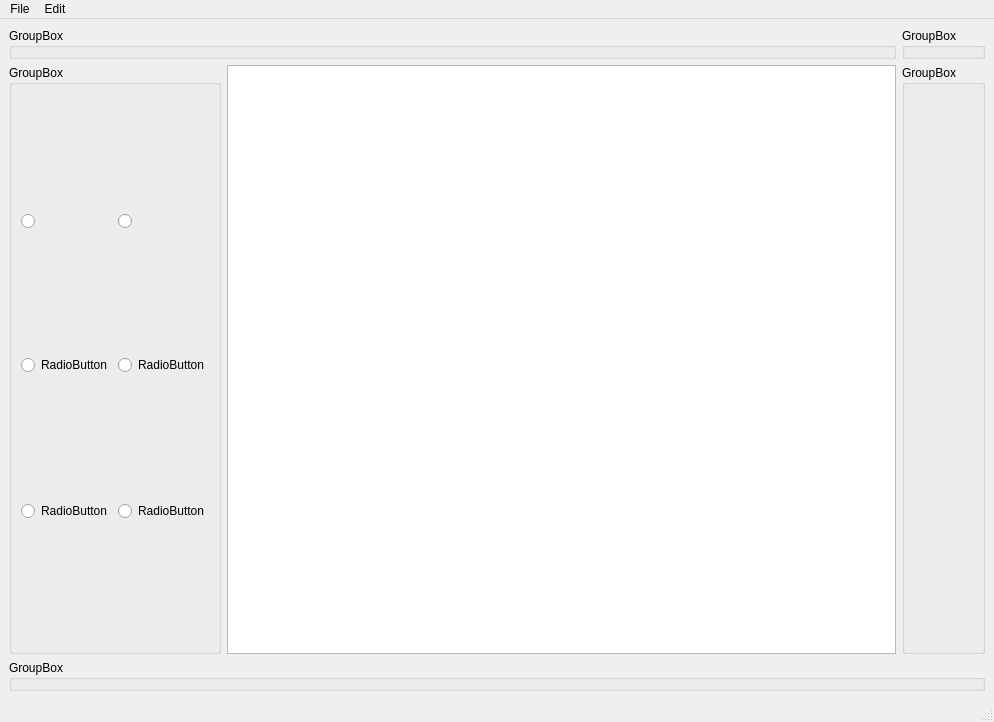
Before: the Qt Designer form gui/uis/MainWindow.ui in 209450/PixelArter, drawn with Qt 5.
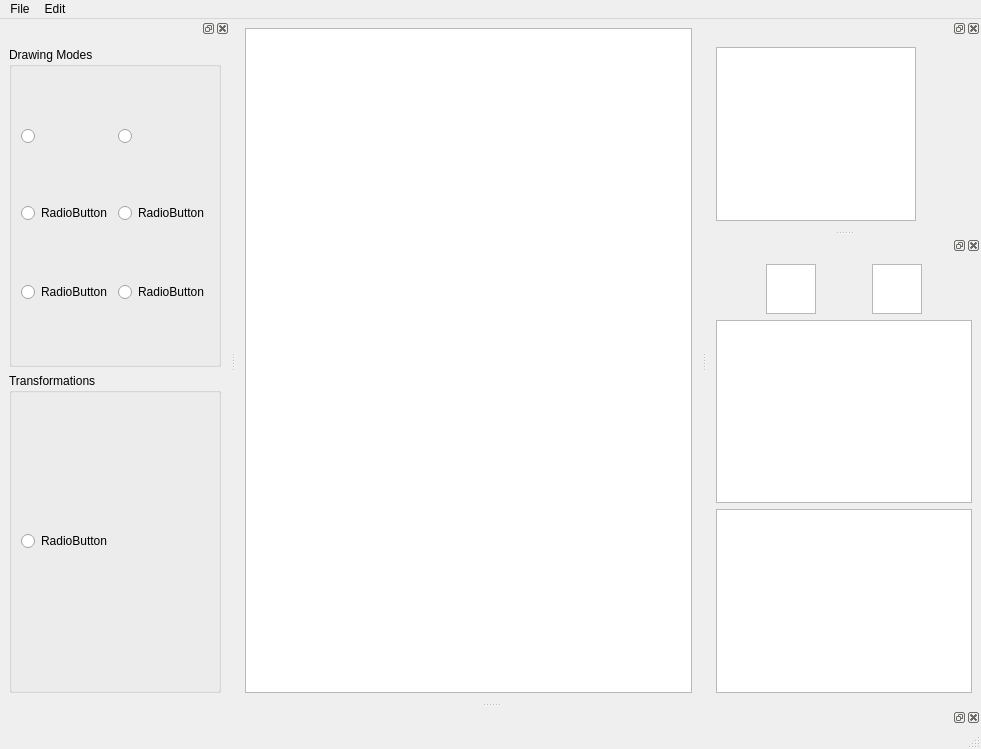
After: the same form once the commit is applied. Icons and pictures are not drawn.

Commit message: New Layout based on Dock Widget

```diff
--- a/gui/uis/MainWindow.ui
+++ b/gui/uis/MainWindow.ui
@@ -6,8 +6,8 @@
    <rect>
     <x>0</x>
     <y>0</y>
-    <width>994</width>
-    <height>722</height>
+    <width>981</width>
+    <height>749</height>
    </rect>
   </property>
   <property name="contextMenuPolicy">
@@ -23,121 +23,7 @@
    <layout class="QGridLayout" name="gridLayout_3">
     <item row="0" column="0">
      <layout class="QGridLayout" name="gridLayout">
-      <item row="2" column="0" colspan="3">
-       <widget class="QGroupBox" name="groupBox_5">
-        <property name="title">
-         <string>GroupBox</string>
-        </property>
-       </widget>
-      </item>
-      <item row="1" column="2">
-       <widget class="QGroupBox" name="groupBox_3">
-        <property name="enabled">
-         <bool>true</bool>
-        </property>
-        <property name="title">
-         <string>GroupBox</string>
-        </property>
-       </widget>
-      </item>
-      <item row="1" column="0">
-       <widget class="QGroupBox" name="groupBox">
-        <property name="title">
-         <string>GroupBox</string>
-        </property>
-        <layout class="QGridLayout" name="gridLayout_2">
-         <item row="0" column="1">
-          <widget class="QRadioButton" name="lineRadioButton">
-           <property name="layoutDirection">
-            <enum>Qt::LeftToRight</enum>
-           </property>
-           <property name="autoFillBackground">
-            <bool>false</bool>
-           </property>
-           <property name="text">
-            <string/>
-           </property>
-           <property name="icon">
-            <iconset>
-             <normaloff>../icons/line.png</normaloff>../icons/line.png</iconset>
-           </property>
-           <property name="iconSize">
-            <size>
-             <width>64</width>
-             <height>64</height>
-            </size>
-           </property>
-           <property name="shortcut">
-            <string/>
-           </property>
-          </widget>
-         </item>
-         <item row="2" column="0">
-          <widget class="QRadioButton" name="radioButton_2">
-           <property name="text">
-            <string>RadioButton</string>
-           </property>
-          </widget>
-         </item>
-         <item row="0" column="0">
-          <widget class="QRadioButton" name="penRadioButton">
-           <property name="text">
-            <string/>
-           </property>
-           <property name="icon">
-            <iconset>
-             <normaloff>../icons/pen.png</normaloff>../icons/pen.png</iconset>
-           </property>
-           <property name="iconSize">
-            <size>
-             <width>64</width>
-             <height>64</height>
-            </size>
-           </property>
-           <property name="checkable">
-            <bool>true</bool>
-           </property>
-          </widget>
-         </item>
-         <item row="1" column="0">
-          <widget class="QRadioButton" name="radioButton">
-           <property name="text">
-            <string>RadioButton</string>
-           </property>
-          </widget>
-         </item>
-         <item row="2" column="1">
-          <widget class="QRadioButton" name="radioButton_6">
-           <property name="text">
-            <string>RadioButton</string>
-           </property>
-          </widget>
-         </item>
-         <item row="1" column="1">
-          <widget class="QRadioButton" name="radioButton_5">
-           <property name="text">
-            <string>RadioButton</string>
-           </property>
-          </widget>
-         </item>
-        </layout>
-       </widget>
-      </item>
-      <item row="0" column="2">
-       <widget class="QGroupBox" name="groupBox_4">
-        <property name="title">
-         <string>GroupBox</string>
-        </property>
-       </widget>
-      </item>
-      <item row="0" column="0" colspan="2">
-       <widget class="QGroupBox" name="groupBox_2">
-        <property name="title">
-         <string>GroupBox</string>
-        </property>
-       </widget>
-      </item>
-      <item row="1" column="1">
+      <item row="3" column="0">
        <widget class="QGraphicsView" name="pixelGridView"/>
       </item>
      </layout>
@@ -149,7 +35,7 @@
     <rect>
      <x>0</x>
      <y>0</y>
-     <width>994</width>
+     <width>981</width>
      <height>21</height>
     </rect>
    </property>
@@ -174,6 +60,208 @@
    <addaction name="menuEdit"/>
   </widget>
   <widget class="QStatusBar" name="statusbar"/>
+  <widget class="QDockWidget" name="dockWidget">
+   <property name="sizePolicy">
+    <sizepolicy hsizetype="Fixed" vsizetype="Fixed">
+     <horstretch>0</horstretch>
+     <verstretch>0</verstretch>
+    </sizepolicy>
+   </property>
+   <attribute name="dockWidgetArea">
+    <number>2</number>
+   </attribute>
+   <widget class="QWidget" name="dockWidgetContents">
+    <layout class="QFormLayout" name="formLayout">
+     <item row="0" column="0">
+      <widget class="QGraphicsView" name="graphicsView">
+       <property name="minimumSize">
+        <size>
+         <width>50</width>
+         <height>50</height>
+        </size>
+       </property>
+       <property name="maximumSize">
+        <size>
+         <width>200</width>
+         <height>200</height>
+        </size>
+       </property>
+      </widget>
+     </item>
+    </layout>
+   </widget>
+  </widget>
+  <widget class="QDockWidget" name="dockWidget_2">
+   <attribute name="dockWidgetArea">
+    <number>1</number>
+   </attribute>
+   <widget class="QWidget" name="dockWidgetContents_2">
+    <layout class="QGridLayout" name="gridLayout_4">
+     <item row="0" column="0">
+      <widget class="QGroupBox" name="groupBox">
+       <property name="title">
+        <string>Drawing Modes</string>
+       </property>
+       <layout class="QGridLayout" name="gridLayout_2">
+        <item row="1" column="1">
+         <widget class="QRadioButton" name="radioButton_5">
+          <property name="text">
+           <string>RadioButton</string>
+          </property>
+         </widget>
+        </item>
+        <item row="2" column="1">
+         <widget class="QRadioButton" name="radioButton_6">
+          <property name="text">
+           <string>RadioButton</string>
+          </property>
+         </widget>
+        </item>
+        <item row="2" column="0">
+         <widget class="QRadioButton" name="radioButton_2">
+          <property name="text">
+           <string>RadioButton</string>
+          </property>
+         </widget>
+        </item>
+        <item row="0" column="1">
+         <widget class="QRadioButton" name="lineRadioButton">
+          <property name="layoutDirection">
+           <enum>Qt::LeftToRight</enum>
+          </property>
+          <property name="autoFillBackground">
+           <bool>false</bool>
+          </property>
+          <property name="text">
+           <string/>
+          </property>
+          <property name="icon">
+           <iconset>
+            <normaloff>../icons/line.png</normaloff>../icons/line.png</iconset>
+          </property>
+          <property name="iconSize">
+           <size>
+            <width>64</width>
+            <height>64</height>
+           </size>
+          </property>
+          <property name="shortcut">
+           <string/>
+          </property>
+         </widget>
+        </item>
+        <item row="1" column="0">
+         <widget class="QRadioButton" name="radioButton">
+          <property name="text">
+           <string>RadioButton</string>
+          </property>
+         </widget>
+        </item>
+        <item row="0" column="0">
+         <widget class="QRadioButton" name="penRadioButton">
+          <property name="text">
+           <string/>
+          </property>
+          <property name="icon">
+           <iconset>
+            <normaloff>../icons/pen.png</normaloff>../icons/pen.png</iconset>
+          </property>
+          <property name="iconSize">
+           <size>
+            <width>64</width>
+            <height>64</height>
+           </size>
+          </property>
+          <property name="checkable">
+           <bool>true</bool>
+          </property>
+         </widget>
+        </item>
+       </layout>
+      </widget>
+     </item>
+     <item row="1" column="0">
+      <widget class="QGroupBox" name="groupBox_2">
+       <property name="title">
+        <string>Transformations</string>
+       </property>
+       <layout class="QGridLayout" name="gridLayout_5">
+        <item row="0" column="0">
+         <widget class="QRadioButton" name="radioButton_3">
+          <property name="text">
+           <string>RadioButton</string>
+          </property>
+         </widget>
+        </item>
+       </layout>
+      </widget>
+     </item>
+    </layout>
+   </widget>
+  </widget>
+  <widget class="QDockWidget" name="dockWidget_4">
+   <property name="sizePolicy">
+    <sizepolicy hsizetype="Fixed" vsizetype="Fixed">
+     <horstretch>0</horstretch>
+     <verstretch>0</verstretch>
+    </sizepolicy>
+   </property>
+   <attribute name="dockWidgetArea">
+    <number>2</number>
+   </attribute>
+   <widget class="QWidget" name="colorPickerContainer">
+    <layout class="QGridLayout" name="gridLayout_7">
+     <item row="0" column="0">
+      <layout class="QHBoxLayout" name="horizontalLayout_4">
+       <item>
+        <widget class="QGraphicsView" name="graphicsView_2">
+         <property name="sizePolicy">
+          <sizepolicy hsizetype="Preferred" vsizetype="Preferred">
+           <horstretch>0</horstretch>
+           <verstretch>0</verstretch>
+          </sizepolicy>
+         </property>
+         <property name="maximumSize">
+          <size>
+           <width>50</width>
+           <height>50</height>
+          </size>
+         </property>
+        </widget>
+       </item>
+       <item>
+        <widget class="QGraphicsView" name="graphicsView_3">
+         <property name="sizePolicy">
+          <sizepolicy hsizetype="Minimum" vsizetype="Expanding">
+           <horstretch>0</horstretch>
+           <verstretch>0</verstretch>
+          </sizepolicy>
+         </property>
+         <property name="maximumSize">
+          <size>
+           <width>50</width>
+           <height>50</height>
+          </size>
+         </property>
+        </widget>
+       </item>
+      </layout>
+     </item>
+     <item row="1" column="0">
+      <widget class="QListWidget" name="listWidget"/>
+     </item>
+     <item row="2" column="0">
+      <widget class="QListWidget" name="listWidget_2"/>
+     </item>
+    </layout>
+   </widget>
+  </widget>
+  <widget class="QDockWidget" name="dockWidget_5">
+   <attribute name="dockWidgetArea">
+    <number>8</number>
+   </attribute>
+   <widget class="QWidget" name="dockWidgetContents_5"/>
+  </widget>
   <action name="actionSave">
    <property name="text">
     <string>Save</string>
```
The commit also changes 1 other file.
